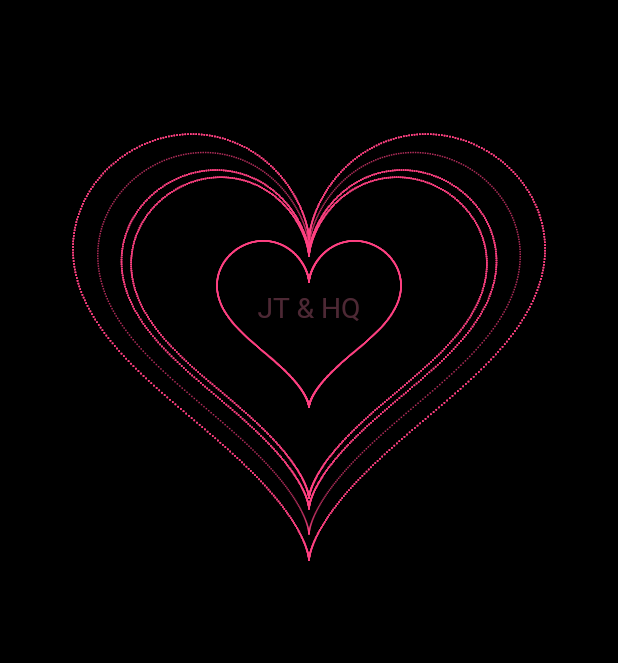
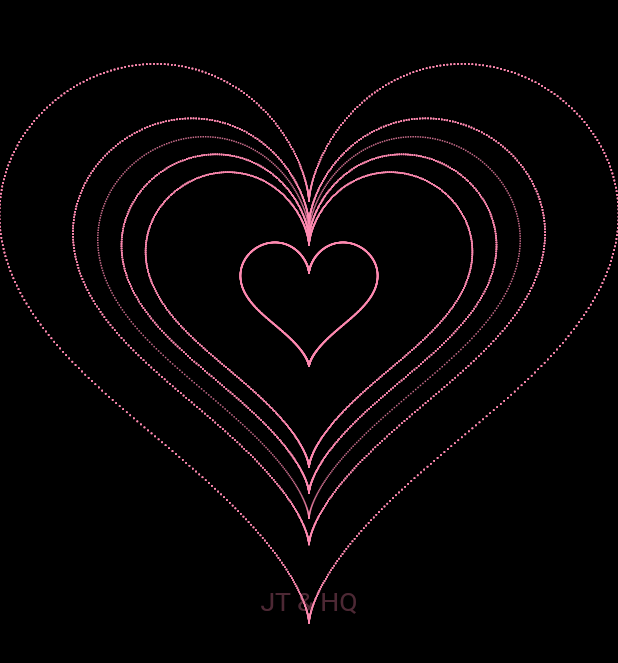
Before and after one commit to Kingtous/love_music_dancer, a Flutter app: the screen it shows after launch, after a tap on the "play arrow" icon, on a phone screen of 412 x 824 dp. Shown: the top 663 px of the screen. Run offline on Flutter 3.47's test engine with Material 2 defaults, Android fonts, the phone set to English and light mode, and no system bars; our stand-ins replace animate_do, audioplayers; missing offline and left inert: duration.

Commit message:
opt: style

```diff
--- a/lib/love.dart
+++ b/lib/love.dart
@@ -34,7 +34,10 @@ class _LoveWidgetState extends State<LoveWidget>
 
   @override
   Widget build(BuildContext context) {
-    return Container(
+    return Column(
+      children: [
+        Expanded(
+          child: Container(
             alignment: Alignment.center,
             decoration: const BoxDecoration(color: Colors.black),
             child: AnimatedBuilder(
@@ -43,6 +46,19 @@ class _LoveWidgetState extends State<LoveWidget>
                 painter: LovePainter(_animationController.value),
               ),
             ),
+          ),
+        ),
+        AnimatedBuilder(
+          animation: _animationController,
+          builder: (context, child) => Text(
+            "JT & HQ",
+            style: TextStyle(
+                fontSize: 16 + 5 * math.sin(_animationController.value).abs(),
+                color: Color.fromARGB(255, 200, 105, 136).withOpacity(
+                    0.1 + (0.8) * math.sin(_animationController.value).abs())),
+          ),
+        )
+      ],
     );
   }
 
@@ -68,33 +84,34 @@ class LovePainter extends CustomPainter {
   @override
   void paint(Canvas canvas, Size size) {
     final pen = Paint()
-      ..color =
-          Colors.pinkAccent.withOpacity(0.8 - (0.3) * math.sin(tick).abs())
+      ..color = Color.fromARGB(255, 254, 137, 176)
+          .withOpacity(0.9 - (0.3) * math.sin(tick).abs())
       ..strokeWidth = 1.0
       ..style = PaintingStyle.fill;
 
     drawHeart(pen, canvas, size, 0.001);
     for (var time = 0; time < fillTimes; time++) {
+      drawHeart(pen, canvas, size, -0.2);
       drawHeart(pen, canvas, size, -0.05);
       drawHeart(pen, canvas, size, 0.05);
-      drawHeart(pen, canvas, size, 0.07);
-      drawHeart(pen, canvas, size, 0.25);
+      drawHeart(pen, canvas, size, 0.1);
+      drawHeart(pen, canvas, size, 0.3);
     }
 
-    final text = TextPainter(
-        text: TextSpan(
-          text: "JT & HQ",
-          style: TextStyle(
-              fontSize: 16,
-              color: Color.fromARGB(255, 200, 105, 136)
-                  .withOpacity(0.1 + (0.8) * math.sin(tick).abs())),
-        ),
-        textDirection: TextDirection.ltr,
-        textScaleFactor: 1 + (0.5) * math.sin(tick).abs());
-    text.layout();
-    final xCenter = (size.width - text.width) / 2;
-    final yCenter = (size.height - text.height) / 2;
-    text.paint(canvas, Offset(xCenter, yCenter));
+    // final text = TextPainter(
+    //     text: TextSpan(
+    //       text: "JT & HQ",
+    //       style: TextStyle(
+    //           fontSize: 16,
+    //           color: Color.fromARGB(255, 200, 105, 136)
+    //               .withOpacity(0.1 + (0.8) * math.sin(tick).abs())),
+    //     ),
+    //     textDirection: TextDirection.ltr,
+    //     textScaleFactor: 1 + (0.5) * math.sin(tick).abs());
+    // text.layout();
+    // final xCenter = (size.width - text.width) / 2;
+    // final yCenter = (size.height - text.height) / 2;
+    // text.paint(canvas, Offset(xCenter, yCenter));
   }
 
   double getX(double w) {
--- a/lib/main.dart
+++ b/lib/main.dart
@@ -13,7 +13,7 @@ class MyApp extends StatelessWidget {
   @override
   Widget build(BuildContext context) {
     return MaterialApp(
-      title: 'Flutter Demo',
+      title: 'Happy Love',
       theme: ThemeData(
         // This is the theme of your application.
         //
@@ -26,7 +26,7 @@ class MyApp extends StatelessWidget {
         // is not restarted.
         primarySwatch: Colors.blue,
       ),
-      home: const MyHomePage(title: 'Flutter Demo Home Page'),
+      home: const MyHomePage(title: 'Loving Page'),
     );
   }
 }
```
Also changed, not shown: 2 other files. Lines whose indentation alone changed are shown as unchanged.
